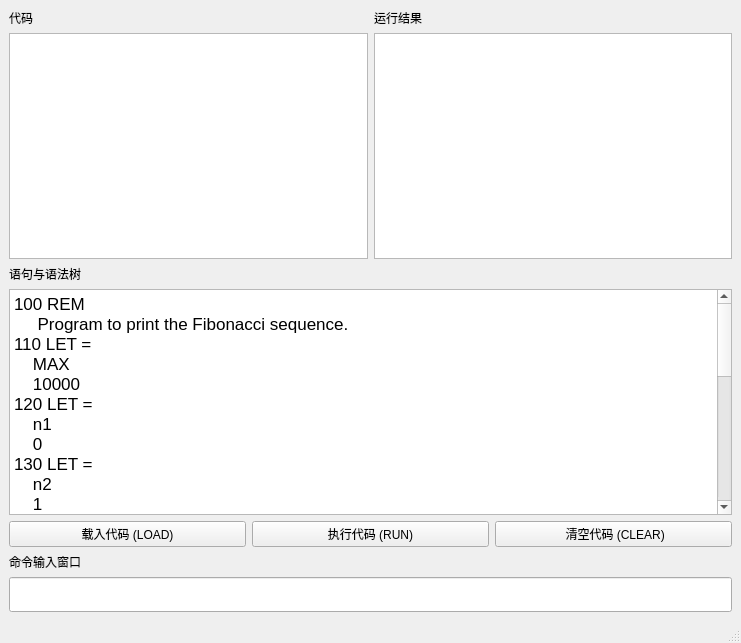
First picture: the form in mainwindow.ui, repository rjys365/SEP_QBasic, before the edit.
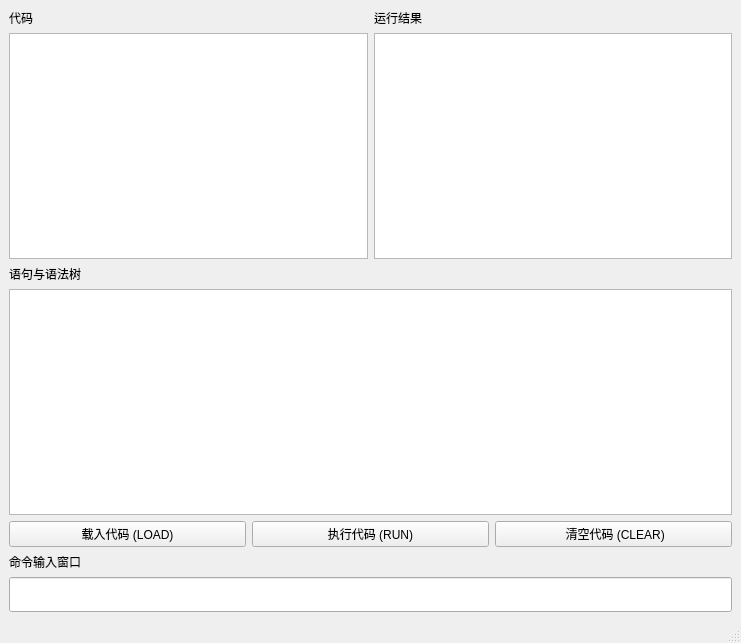
Second picture: the form after the edit.

Patch:
```diff
--- a/mainwindow.ui
+++ b/mainwindow.ui
@@ -102,36 +102,7 @@
 p, li { white-space: pre-wrap; }
 hr { height: 1px; border-width: 0; }
 &lt;/style&gt;&lt;/head&gt;&lt;body style=&quot; font-family:'Microsoft YaHei UI'; font-size:9pt; font-weight:400; font-style:normal;&quot;&gt;
-&lt;p style=&quot; margin-top:0px; margin-bottom:0px; margin-left:0px; margin-right:0px; -qt-block-indent:0; text-indent:0px;&quot;&gt;&lt;span style=&quot; font-family:'.AppleSystemUIFont'; font-size:13pt;&quot;&gt;100 REM&lt;/span&gt;&lt;/p&gt;
-&lt;p style=&quot; margin-top:0px; margin-bottom:0px; margin-left:0px; margin-right:0px; -qt-block-indent:0; text-indent:0px;&quot;&gt;&lt;span style=&quot; font-family:'.AppleSystemUIFont'; font-size:13pt;&quot;&gt;     Program to print the Fibonacci sequence.&lt;/span&gt;&lt;/p&gt;
-&lt;p style=&quot; margin-top:0px; margin-bottom:0px; margin-left:0px; margin-right:0px; -qt-block-indent:0; text-indent:0px;&quot;&gt;&lt;span style=&quot; font-family:'.AppleSystemUIFont'; font-size:13pt;&quot;&gt;110 LET =&lt;/span&gt;&lt;/p&gt;
-&lt;p style=&quot; margin-top:0px; margin-bottom:0px; margin-left:0px; margin-right:0px; -qt-block-indent:0; text-indent:0px;&quot;&gt;&lt;span style=&quot; font-family:'.AppleSystemUIFont'; font-size:13pt;&quot;&gt;    MAX&lt;/span&gt;&lt;/p&gt;
-&lt;p style=&quot; margin-top:0px; margin-bottom:0px; margin-left:0px; margin-right:0px; -qt-block-indent:0; text-indent:0px;&quot;&gt;&lt;span style=&quot; font-family:'.AppleSystemUIFont'; font-size:13pt;&quot;&gt;    10000&lt;/span&gt;&lt;/p&gt;
-&lt;p style=&quot; margin-top:0px; margin-bottom:0px; margin-left:0px; margin-right:0px; -qt-block-indent:0; text-indent:0px;&quot;&gt;&lt;span style=&quot; font-family:'.AppleSystemUIFont'; font-size:13pt;&quot;&gt;120 LET =&lt;/span&gt;&lt;/p&gt;
-&lt;p style=&quot; margin-top:0px; margin-bottom:0px; margin-left:0px; margin-right:0px; -qt-block-indent:0; text-indent:0px;&quot;&gt;&lt;span style=&quot; font-family:'.AppleSystemUIFont'; font-size:13pt;&quot;&gt;    n1&lt;/span&gt;&lt;/p&gt;
-&lt;p style=&quot; margin-top:0px; margin-bottom:0px; margin-left:0px; margin-right:0px; -qt-block-indent:0; text-indent:0px;&quot;&gt;&lt;span style=&quot; font-family:'.AppleSystemUIFont'; font-size:13pt;&quot;&gt;    0&lt;/span&gt;&lt;/p&gt;
-&lt;p style=&quot; margin-top:0px; margin-bottom:0px; margin-left:0px; margin-right:0px; -qt-block-indent:0; text-indent:0px;&quot;&gt;&lt;span style=&quot; font-family:'.AppleSystemUIFont'; font-size:13pt;&quot;&gt;130 LET =&lt;/span&gt;&lt;/p&gt;
-&lt;p style=&quot; margin-top:0px; margin-bottom:0px; margin-left:0px; margin-right:0px; -qt-block-indent:0; text-indent:0px;&quot;&gt;&lt;span style=&quot; font-family:'.AppleSystemUIFont'; font-size:13pt;&quot;&gt;    n2&lt;/span&gt;&lt;/p&gt;
-&lt;p style=&quot; margin-top:0px; margin-bottom:0px; margin-left:0px; margin-right:0px; -qt-block-indent:0; text-indent:0px;&quot;&gt;&lt;span style=&quot; font-family:'.AppleSystemUIFont'; font-size:13pt;&quot;&gt;    1&lt;/span&gt;&lt;/p&gt;
-&lt;p style=&quot; margin-top:0px; margin-bottom:0px; margin-left:0px; margin-right:0px; -qt-block-indent:0; text-indent:0px;&quot;&gt;&lt;span style=&quot; font-family:'.AppleSystemUIFont'; font-size:13pt;&quot;&gt;140 IF THEN&lt;/span&gt;&lt;/p&gt;
-&lt;p style=&quot; margin-top:0px; margin-bottom:0px; margin-left:0px; margin-right:0px; -qt-block-indent:0; text-indent:0px;&quot;&gt;&lt;span style=&quot; font-family:'.AppleSystemUIFont'; font-size:13pt;&quot;&gt;    Exp &amp;gt;&lt;/span&gt;&lt;/p&gt;
-&lt;p style=&quot; margin-top:0px; margin-bottom:0px; margin-left:0px; margin-right:0px; -qt-block-indent:0; text-indent:0px;&quot;&gt;&lt;span style=&quot; font-family:'.AppleSystemUIFont'; font-size:13pt;&quot;&gt;        n1&lt;/span&gt;&lt;/p&gt;
-&lt;p style=&quot; margin-top:0px; margin-bottom:0px; margin-left:0px; margin-right:0px; -qt-block-indent:0; text-indent:0px;&quot;&gt;&lt;span style=&quot; font-family:'.AppleSystemUIFont'; font-size:13pt;&quot;&gt;        max&lt;/span&gt;&lt;/p&gt;
-&lt;p style=&quot; margin-top:0px; margin-bottom:0px; margin-left:0px; margin-right:0px; -qt-block-indent:0; text-indent:0px;&quot;&gt;&lt;span style=&quot; font-family:'.AppleSystemUIFont'; font-size:13pt;&quot;&gt;    190&lt;/span&gt;&lt;/p&gt;
-&lt;p style=&quot; margin-top:0px; margin-bottom:0px; margin-left:0px; margin-right:0px; -qt-block-indent:0; text-indent:0px;&quot;&gt;&lt;span style=&quot; font-family:'.AppleSystemUIFont'; font-size:13pt;&quot;&gt;150 LET =&lt;/span&gt;&lt;/p&gt;
-&lt;p style=&quot; margin-top:0px; margin-bottom:0px; margin-left:0px; margin-right:0px; -qt-block-indent:0; text-indent:0px;&quot;&gt;&lt;span style=&quot; font-family:'.AppleSystemUIFont'; font-size:13pt;&quot;&gt;    n3&lt;/span&gt;&lt;/p&gt;
-&lt;p style=&quot; margin-top:0px; margin-bottom:0px; margin-left:0px; margin-right:0px; -qt-block-indent:0; text-indent:0px;&quot;&gt;&lt;span style=&quot; font-family:'.AppleSystemUIFont'; font-size:13pt;&quot;&gt;    Exp +&lt;/span&gt;&lt;/p&gt;
-&lt;p style=&quot; margin-top:0px; margin-bottom:0px; margin-left:0px; margin-right:0px; -qt-block-indent:0; text-indent:0px;&quot;&gt;&lt;span style=&quot; font-family:'.AppleSystemUIFont'; font-size:13pt;&quot;&gt;        n1&lt;/span&gt;&lt;/p&gt;
-&lt;p style=&quot; margin-top:0px; margin-bottom:0px; margin-left:0px; margin-right:0px; -qt-block-indent:0; text-indent:0px;&quot;&gt;&lt;span style=&quot; font-family:'.AppleSystemUIFont'; font-size:13pt;&quot;&gt;        n2&lt;/span&gt;&lt;/p&gt;
-&lt;p style=&quot; margin-top:0px; margin-bottom:0px; margin-left:0px; margin-right:0px; -qt-block-indent:0; text-indent:0px;&quot;&gt;&lt;span style=&quot; font-family:'.AppleSystemUIFont'; font-size:13pt;&quot;&gt;160 LET =&lt;/span&gt;&lt;/p&gt;
-&lt;p style=&quot; margin-top:0px; margin-bottom:0px; margin-left:0px; margin-right:0px; -qt-block-indent:0; text-indent:0px;&quot;&gt;&lt;span style=&quot; font-family:'.AppleSystemUIFont'; font-size:13pt;&quot;&gt;    n1&lt;/span&gt;&lt;/p&gt;
-&lt;p style=&quot; margin-top:0px; margin-bottom:0px; margin-left:0px; margin-right:0px; -qt-block-indent:0; text-indent:0px;&quot;&gt;&lt;span style=&quot; font-family:'.AppleSystemUIFont'; font-size:13pt;&quot;&gt;    n2&lt;/span&gt;&lt;/p&gt;
-&lt;p style=&quot; margin-top:0px; margin-bottom:0px; margin-left:0px; margin-right:0px; -qt-block-indent:0; text-indent:0px;&quot;&gt;&lt;span style=&quot; font-family:'.AppleSystemUIFont'; font-size:13pt;&quot;&gt;170 LET =&lt;/span&gt;&lt;/p&gt;
-&lt;p style=&quot; margin-top:0px; margin-bottom:0px; margin-left:0px; margin-right:0px; -qt-block-indent:0; text-indent:0px;&quot;&gt;&lt;span style=&quot; font-family:'.AppleSystemUIFont'; font-size:13pt;&quot;&gt;    n2&lt;/span&gt;&lt;/p&gt;
-&lt;p style=&quot; margin-top:0px; margin-bottom:0px; margin-left:0px; margin-right:0px; -qt-block-indent:0; text-indent:0px;&quot;&gt;&lt;span style=&quot; font-family:'.AppleSystemUIFont'; font-size:13pt;&quot;&gt;    n3&lt;/span&gt;&lt;/p&gt;
-&lt;p style=&quot; margin-top:0px; margin-bottom:0px; margin-left:0px; margin-right:0px; -qt-block-indent:0; text-indent:0px;&quot;&gt;&lt;span style=&quot; font-family:'.AppleSystemUIFont'; font-size:13pt;&quot;&gt;180 GOTO&lt;/span&gt;&lt;/p&gt;
-&lt;p style=&quot; margin-top:0px; margin-bottom:0px; margin-left:0px; margin-right:0px; -qt-block-indent:0; text-indent:0px;&quot;&gt;&lt;span style=&quot; font-family:'.AppleSystemUIFont'; font-size:13pt;&quot;&gt;    140&lt;/span&gt;&lt;/p&gt;
-&lt;p style=&quot; margin-top:0px; margin-bottom:0px; margin-left:0px; margin-right:0px; -qt-block-indent:0; text-indent:0px;&quot;&gt;&lt;span style=&quot; font-family:'.AppleSystemUIFont'; font-size:13pt;&quot;&gt;190 END&lt;/span&gt;&lt;/p&gt;&lt;/body&gt;&lt;/html&gt;</string>
+&lt;p style=&quot;-qt-paragraph-type:empty; margin-top:0px; margin-bottom:0px; margin-left:0px; margin-right:0px; -qt-block-indent:0; text-indent:0px;&quot;&gt;&lt;br /&gt;&lt;/p&gt;&lt;/body&gt;&lt;/html&gt;</string>
           </property>
          </widget>
         </item>
```
Left out of the diff: 2 changed lines with no effect on the pictures.
